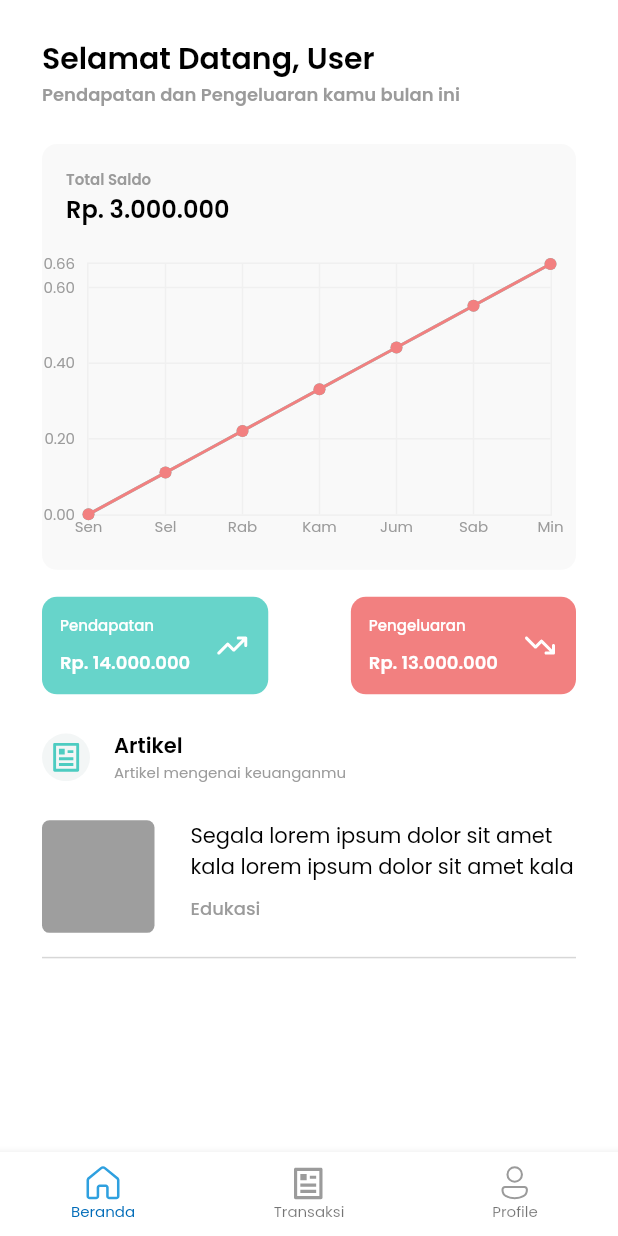
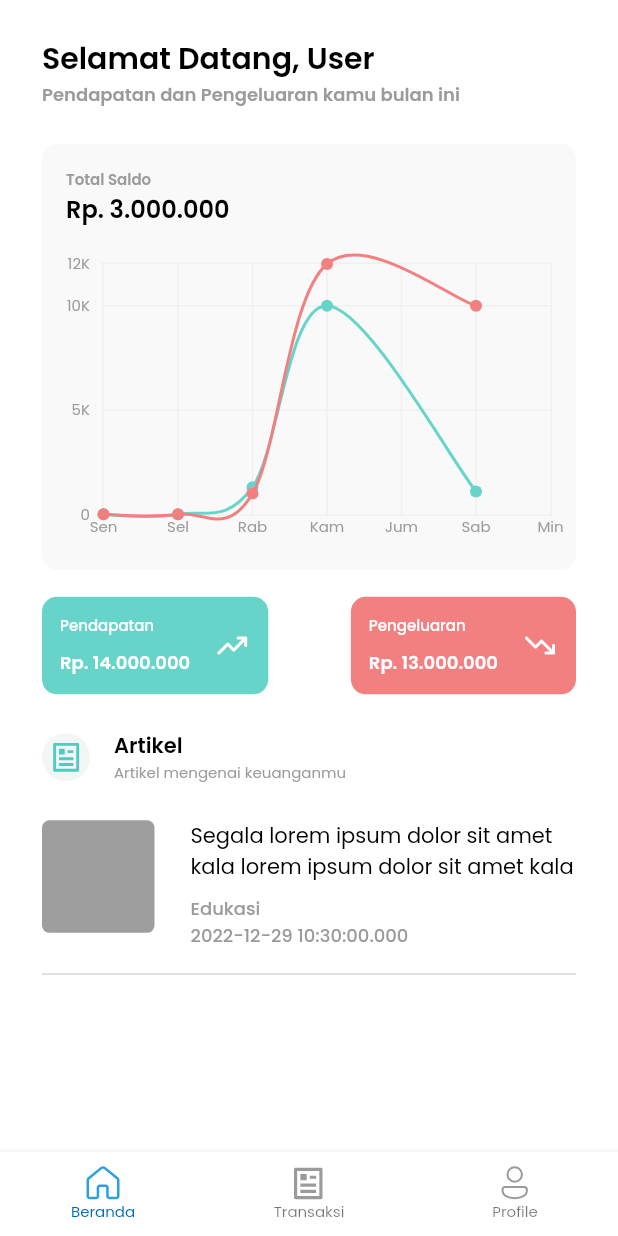
Before and after one commit to hib4/moneyger, a Flutter app: the BottomNavigation screen opened directly, on a phone screen of 412 x 824 dp. Run offline on Flutter 3.47's test engine with Material 2 defaults, Android fonts, the phone set to English and light mode, and no system bars; drawn by our look-alikes of fl_chart; our stand-ins replace cloud_firestore, currency_text_input_formatter, dropdown_button2, firebase_auth, firebase_core, flutter_svg and 4 more; accounts and stored records are empty.

```diff
--- a/lib/common/color_value.dart
+++ b/lib/common/color_value.dart
@@ -5,6 +5,7 @@ class ColorValue {
   static const Color secondaryColor = Color(0XFF2FA0DF);
   static const Color greyColor = Color(0XFF9B9B9B);
   static const Color borderColor = Color(0XFFE7E7E7);
+  static const Color greyBorderColor = Color(0XFFECEEF2);
   static const Color greenColor = Color(0XFF67D4CA);
   static const Color redColor = Color(0XFFF28080);
 }
--- a/lib/service/firebase_service.dart
+++ b/lib/service/firebase_service.dart
@@ -127,12 +127,12 @@ class FirebaseService {
                 'email': googleSignInAccount.email,
                 'full-name': googleSignInAccount.displayName,
                 'created-at': DateTime.now(),
-                'updated-at': DateTime.now(),
+                'updated_at': DateTime.now(),
               });
               return true;
             } else {
               documentReference.update({
-                'updated-at': DateTime.now(),
+                'updated_at': DateTime.now(),
               });
               return true;
             }
--- a/lib/ui/bottom_navigation/item/home.dart
+++ b/lib/ui/bottom_navigation/item/home.dart
@@ -1,11 +1,7 @@
-import 'dart:math';
-
-import 'package:fl_chart/fl_chart.dart';
 import 'package:flutter/material.dart';
 import 'package:flutter_svg/flutter_svg.dart';
-import 'package:intl/intl.dart';
-import 'package:moneyger/common/color_value.dart';
-import 'package:moneyger/common/color_value.dart';
+import 'package:moneyger/ui/widget/chart/chart_widget.dart';
+import 'package:moneyger/ui/widget/detail_transaction_item.dart';
 
 class HomePage extends StatefulWidget {
   const HomePage({Key? key}) : super(key: key);
@@ -15,14 +11,6 @@ class HomePage extends StatefulWidget {
 }
 
 class _HomePageState extends State<HomePage> {
-  final List<FlSpot> dummyData1 = List.generate(7, (index) {
-    return FlSpot(index.toDouble(), index * Random().nextDouble());
-  });
-
-  final List<FlSpot> dummyData2 = List.generate(7, (index) {
-    return FlSpot(index.toDouble(), index * Random().nextDouble());
-  });
-
   @override
   Widget build(BuildContext context) {
     final textTheme = Theme.of(context).textTheme;
@@ -82,63 +70,9 @@ class _HomePageState extends State<HomePage> {
                     const SizedBox(
                       height: 24,
                     ),
-                    AspectRatio(
+                    const AspectRatio(
                       aspectRatio: 1.8,
-                      child: LineChart(
-                        LineChartData(
-                          maxX: 6,
-                          borderData: FlBorderData(
-                            border: Border.all(
-                              color: const Color(0XFFF0F0F0),
-                            ),
-                          ),
-                          gridData: FlGridData(
-                            getDrawingHorizontalLine: (value) {
-                              return FlLine(
-                                color: const Color(0XFFF0F0F0),
-                                strokeWidth: 1,
-                              );
-                            },
-                            getDrawingVerticalLine: (value) {
-                              return FlLine(
-                                color: const Color(0XFFF0F0F0),
-                                strokeWidth: 1,
-                              );
-                            },
-                          ),
-                          titlesData: _getTitleData(),
-                          lineBarsData: [
-                            LineChartBarData(
-                              spots: dummyData1,
-                              isCurved: true,
-                              color: ColorValue.greenColor,
-                              dotData: FlDotData(
-                                show: true,
-                                getDotPainter: (p0, p1, p2, p3) {
-                                  return FlDotCirclePainter(
-                                    strokeWidth: 0,
-                                    color: ColorValue.greenColor,
-                                  );
-                                },
-                              ),
-                            ),
-                            LineChartBarData(
-                              spots: dummyData2,
-                              isCurved: true,
-                              color: ColorValue.redColor,
-                              dotData: FlDotData(
-                                show: true,
-                                getDotPainter: (p0, p1, p2, p3) {
-                                  return FlDotCirclePainter(
-                                    strokeWidth: 0,
-                                    color: ColorValue.redColor,
-                                  );
-                                },
-                              ),
-                            ),
-                          ],
-                        ),
-                      ),
+                      child: ChartWidget(),
                     ),
                   ],
                 ),
@@ -148,9 +82,9 @@ class _HomePageState extends State<HomePage> {
               ),
               Row(
                 mainAxisAlignment: MainAxisAlignment.spaceBetween,
-                children: [
-                  _detailTransaction(textTheme),
-                  _detailTransaction(textTheme, isIncome: false),
+                children: const [
+                  DetailTransactionItem(),
+                  DetailTransactionItem(isIncome: false),
                 ],
               ),
               const SizedBox(
@@ -224,6 +158,10 @@ class _HomePageState extends State<HomePage> {
                             'Edukasi',
                             style: textTheme.bodyText1,
                           ),
+                          Text(
+                            '${DateTime.now()}',
+                            style: textTheme.bodyText1,
+                          ),
                         ],
                       ),
                     ),
@@ -236,92 +174,4 @@ class _HomePageState extends State<HomePage> {
       ),
     );
   }
-
-  FlTitlesData _getTitleData() {
-    return FlTitlesData(
-      topTitles: AxisTitles(
-        sideTitles: SideTitles(
-          showTitles: false,
-        ),
-      ),
-      rightTitles: AxisTitles(
-        sideTitles: SideTitles(
-          showTitles: false,
-        ),
-      ),
-      leftTitles: AxisTitles(
-        sideTitles: SideTitles(
-          showTitles: true,
-          reservedSize: 30,
-        ),
-      ),
-      bottomTitles: AxisTitles(
-        sideTitles: SideTitles(
-          showTitles: true,
-          reservedSize: 20,
-          getTitlesWidget: (value, meta) {
-            switch (value.toInt()) {
-              case 0:
-                return const Text('Sen');
-              case 1:
-                return const Text('Sel');
-              case 2:
-                return const Text('Rab');
-              case 3:
-                return const Text('Kam');
-              case 4:
-                return const Text('Jum');
-              case 5:
-                return const Text('Sab');
-              case 6:
-                return const Text('Min');
-            }
-            return const Text('');
-          },
-        ),
-      ),
-    );
-  }
-
-  Widget _detailTransaction(TextTheme textTheme, {bool isIncome = true}) {
-    return Container(
-      height: 65,
-      padding: const EdgeInsets.symmetric(horizontal: 12, vertical: 12),
-      decoration: BoxDecoration(
-        color: isIncome ? ColorValue.greenColor : ColorValue.redColor,
-        borderRadius: BorderRadius.circular(10),
-      ),
-      child: Row(
-        mainAxisSize: MainAxisSize.min,
-        children: [
-          Column(
-            mainAxisAlignment: MainAxisAlignment.spaceBetween,
-            crossAxisAlignment: CrossAxisAlignment.start,
-            children: [
-              Text(
-                isIncome ? 'Pendapatan' : 'Pengeluaran',
-                style: textTheme.bodyText2!.copyWith(
-                  color: Colors.white,
-                  fontWeight: FontWeight.w500,
-                ),
-              ),
-              Text(
-                isIncome ? 'Rp. 14.000.000' : 'Rp. 13.000.000',
-                style: textTheme.bodyText1!.copyWith(
-                  color: Colors.white,
-                  fontWeight: FontWeight.w600,
-                ),
-              ),
-            ],
-          ),
-          const SizedBox(
-            width: 16,
-          ),
-          SvgPicture.asset(
-            isIncome ? 'assets/svg/up.svg' : 'assets/svg/down.svg',
-          )
-        ],
-      ),
-    );
-  }
 }
--- /dev/null
+++ b/lib/ui/widget/chart/chart_widget.dart
@@ -0,0 +1,129 @@
+import 'package:fl_chart/fl_chart.dart';
+import 'package:flutter/material.dart';
+import 'package:moneyger/common/color_value.dart';
+
+class ChartWidget extends StatefulWidget {
+  const ChartWidget({Key? key}) : super(key: key);
+
+  @override
+  State<ChartWidget> createState() => _ChartWidgetState();
+}
+
+class _ChartWidgetState extends State<ChartWidget> {
+  @override
+  Widget build(BuildContext context) {
+    return LineChart(
+      LineChartData(
+        maxX: 6,
+        borderData: FlBorderData(
+          border: Border.all(
+            color: const Color(0XFFF0F0F0),
+          ),
+        ),
+        gridData: FlGridData(
+          getDrawingHorizontalLine: (value) {
+            return FlLine(
+              color: const Color(0XFFF0F0F0),
+              strokeWidth: 1,
+            );
+          },
+          getDrawingVerticalLine: (value) {
+            return FlLine(
+              color: const Color(0XFFF0F0F0),
+              strokeWidth: 1,
+            );
+          },
+        ),
+        titlesData: _getTitleData(),
+        lineBarsData: [
+          LineChartBarData(
+            spots: [
+              const FlSpot(0, 0),
+              const FlSpot(1, 0),
+              const FlSpot(2, 1300),
+              const FlSpot(3, 10000),
+              const FlSpot(5, 1100),
+            ],
+            isCurved: true,
+            color: ColorValue.greenColor,
+            dotData: FlDotData(
+              show: true,
+              getDotPainter: (p0, p1, p2, p3) {
+                return FlDotCirclePainter(
+                  strokeWidth: 0,
+                  color: ColorValue.greenColor,
+                );
+              },
+            ),
+          ),
+          LineChartBarData(
+            spots: [
+              const FlSpot(0, 0),
+              const FlSpot(1, 0),
+              const FlSpot(2, 1000),
+              const FlSpot(3, 12000),
+              const FlSpot(5, 10000),
+            ],
+            isCurved: true,
+            color: ColorValue.redColor,
+            dotData: FlDotData(
+              show: true,
+              getDotPainter: (p0, p1, p2, p3) {
+                return FlDotCirclePainter(
+                  strokeWidth: 0,
+                  color: ColorValue.redColor,
+                );
+              },
+            ),
+          ),
+        ],
+      ),
+    );
+  }
+
+  FlTitlesData _getTitleData() {
+    return FlTitlesData(
+      topTitles: AxisTitles(
+        sideTitles: SideTitles(
+          showTitles: false,
+        ),
+      ),
+      rightTitles: AxisTitles(
+        sideTitles: SideTitles(
+          showTitles: false,
+        ),
+      ),
+      leftTitles: AxisTitles(
+        sideTitles: SideTitles(
+          showTitles: true,
+          reservedSize: 40,
+        ),
+      ),
+      bottomTitles: AxisTitles(
+        sideTitles: SideTitles(
+          showTitles: true,
+          reservedSize: 20,
+          getTitlesWidget: (value, meta) {
+            switch (value.toInt()) {
+              case 0:
+                return const Text('Sen');
+              case 1:
+                return const Text('Sel');
+              case 2:
+                return const Text('Rab');
+              case 3:
+                return const Text('Kam');
+              case 4:
+                return const Text('Jum');
+              case 5:
+                return const Text('Sab');
+              case 6:
+                return const Text('Min');
+            }
+            return const Text('');
+          },
+        ),
+      ),
+    );
+  }
+}
--- a/pubspec.yaml
+++ b/pubspec.yaml
@@ -45,6 +45,9 @@ dependencies:
   shared_preferences: ^2.0.15
   http: ^0.13.5
   fl_chart: ^0.55.2
+  intl: ^0.17.0
+  currency_text_input_formatter: ^2.1.8
+  dropdown_button2: ^1.9.2
 
 dev_dependencies:
   flutter_test:
```
Also changed, not shown: lib/constant/list_category.dart (added, +16 -0 lines), lib/ui/bottom_navigation/item/transaction.dart (+10 -1 lines), lib/ui/transaction/add_transaction.dart (added, +359 -0 lines), assets/icons/date.svg (added), pubspec.lock.
